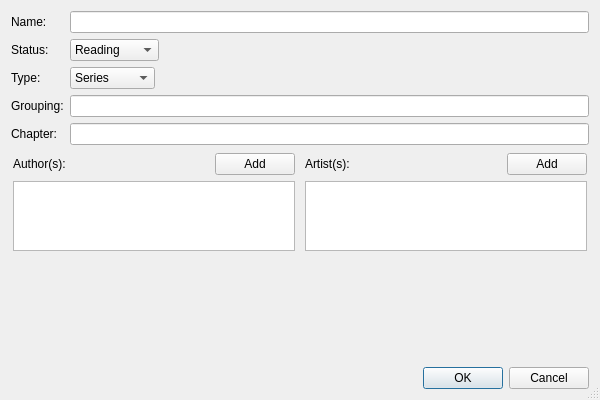
Old version of the form src/AddWorkDialog/AddWorkDialog.ui in the repository NikolaRoev/Tracker.
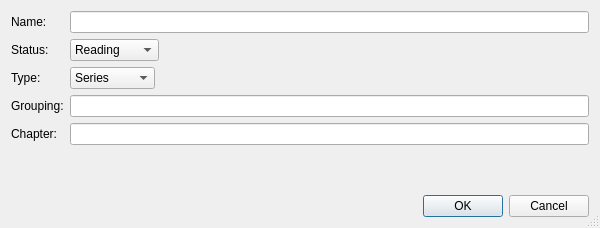
New version of the form.

What changed in the file:
```diff
--- a/src/AddWorkDialog/AddWorkDialog.ui
+++ b/src/AddWorkDialog/AddWorkDialog.ui
@@ -7,9 +7,15 @@
     <x>0</x>
     <y>0</y>
     <width>600</width>
-    <height>400</height>
+    <height>228</height>
    </rect>
   </property>
+  <property name="sizePolicy">
+   <sizepolicy hsizetype="Preferred" vsizetype="Preferred">
+    <horstretch>0</horstretch>
+    <verstretch>0</verstretch>
+   </sizepolicy>
+  </property>
   <property name="windowTitle">
    <string>Add Work</string>
   </property>
@@ -110,178 +116,6 @@
      </item>
     </layout>
    </item>
-   <item>
-    <layout class="QHBoxLayout" name="horizontalLayout_10" stretch="1,1">
-     <item>
-      <layout class="QVBoxLayout" name="verticalLayout_9">
-       <property name="leftMargin">
-        <number>2</number>
-       </property>
-       <property name="topMargin">
-        <number>2</number>
-       </property>
-       <property name="rightMargin">
-        <number>2</number>
-       </property>
-       <property name="bottomMargin">
-        <number>2</number>
-       </property>
-       <item>
-        <layout class="QHBoxLayout" name="horizontalLayout_14" stretch="3,1">
-         <item>
-          <widget class="QLabel" name="label_10">
-           <property name="sizePolicy">
-            <sizepolicy hsizetype="Preferred" vsizetype="Minimum">
-             <horstretch>0</horstretch>
-             <verstretch>0</verstretch>
-            </sizepolicy>
-           </property>
-           <property name="text">
-            <string>Author(s):</string>
-           </property>
-          </widget>
-         </item>
-         <item>
-          <widget class="QPushButton" name="authorAddButton">
-           <property name="sizePolicy">
-            <sizepolicy hsizetype="Minimum" vsizetype="Fixed">
-             <horstretch>0</horstretch>
-             <verstretch>0</verstretch>
-            </sizepolicy>
-           </property>
-           <property name="text">
-            <string>Add</string>
-           </property>
-          </widget>
-         </item>
-        </layout>
-       </item>
-       <item>
-        <widget class="QListWidget" name="authorListWidget">
-         <property name="sizePolicy">
-          <sizepolicy hsizetype="Preferred" vsizetype="Preferred">
-           <horstretch>0</horstretch>
-           <verstretch>0</verstretch>
-          </sizepolicy>
-         </property>
-         <property name="frameShadow">
-          <enum>QFrame::Plain</enum>
-         </property>
-         <property name="lineWidth">
-          <number>2</number>
-         </property>
-         <property name="editTriggers">
-          <set>QAbstractItemView::DoubleClicked</set>
-         </property>
-         <property name="showDropIndicator" stdset="0">
-          <bool>false</bool>
-         </property>
-         <property name="alternatingRowColors">
-          <bool>true</bool>
-         </property>
-        </widget>
-       </item>
-       <item>
-        <spacer name="verticalSpacer">
-         <property name="orientation">
-          <enum>Qt::Vertical</enum>
-         </property>
-         <property name="sizeType">
-          <enum>QSizePolicy::Expanding</enum>
-         </property>
-         <property name="sizeHint" stdset="0">
-          <size>
-           <width>20</width>
-           <height>16777215</height>
-          </size>
-         </property>
-        </spacer>
-       </item>
-      </layout>
-     </item>
-     <item>
-      <layout class="QVBoxLayout" name="verticalLayout_8">
-       <property name="leftMargin">
-        <number>2</number>
-       </property>
-       <property name="topMargin">
-        <number>2</number>
-       </property>
-       <property name="rightMargin">
-        <number>2</number>
-       </property>
-       <property name="bottomMargin">
-        <number>2</number>
-       </property>
-       <item>
-        <layout class="QHBoxLayout" name="horizontalLayout_15" stretch="3,1">
-         <item>
-          <widget class="QLabel" name="label_11">
-           <property name="sizePolicy">
-            <sizepolicy hsizetype="Preferred" vsizetype="Minimum">
-             <horstretch>0</horstretch>
-             <verstretch>0</verstretch>
-            </sizepolicy>
-           </property>
-           <property name="text">
-            <string>Artist(s):</string>
-           </property>
-          </widget>
-         </item>
-         <item>
-          <widget class="QPushButton" name="artistAddButton">
-           <property name="text">
-            <string>Add</string>
-           </property>
-          </widget>
-         </item>
-        </layout>
-       </item>
-       <item>
-        <widget class="QListWidget" name="artistListWidget">
-         <property name="sizePolicy">
-          <sizepolicy hsizetype="Preferred" vsizetype="Preferred">
-           <horstretch>0</horstretch>
-           <verstretch>0</verstretch>
-          </sizepolicy>
-         </property>
-         <property name="frameShadow">
-          <enum>QFrame::Plain</enum>
-         </property>
-         <property name="lineWidth">
-          <number>2</number>
-         </property>
-         <property name="editTriggers">
-          <set>QAbstractItemView::DoubleClicked</set>
-         </property>
-         <property name="showDropIndicator" stdset="0">
-          <bool>false</bool>
-         </property>
-         <property name="alternatingRowColors">
-          <bool>true</bool>
-         </property>
-        </widget>
-       </item>
-       <item>
-        <spacer name="verticalSpacer_2">
-         <property name="orientation">
-          <enum>Qt::Vertical</enum>
-         </property>
-         <property name="sizeType">
-          <enum>QSizePolicy::Expanding</enum>
-         </property>
-         <property name="sizeHint" stdset="0">
-          <size>
-           <width>20</width>
-           <height>16777215</height>
-          </size>
-         </property>
-        </spacer>
-       </item>
-      </layout>
-     </item>
-    </layout>
-   </item>
    <item>
     <widget class="QDialogButtonBox" name="buttonBox">
      <property name="orientation">
```
